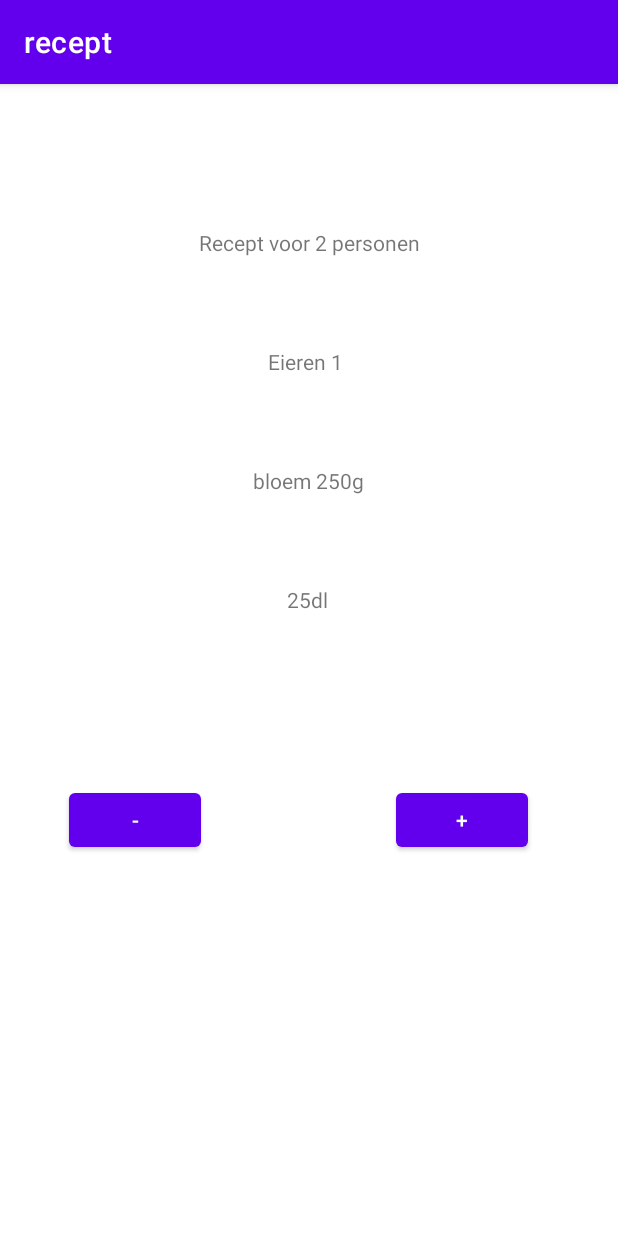
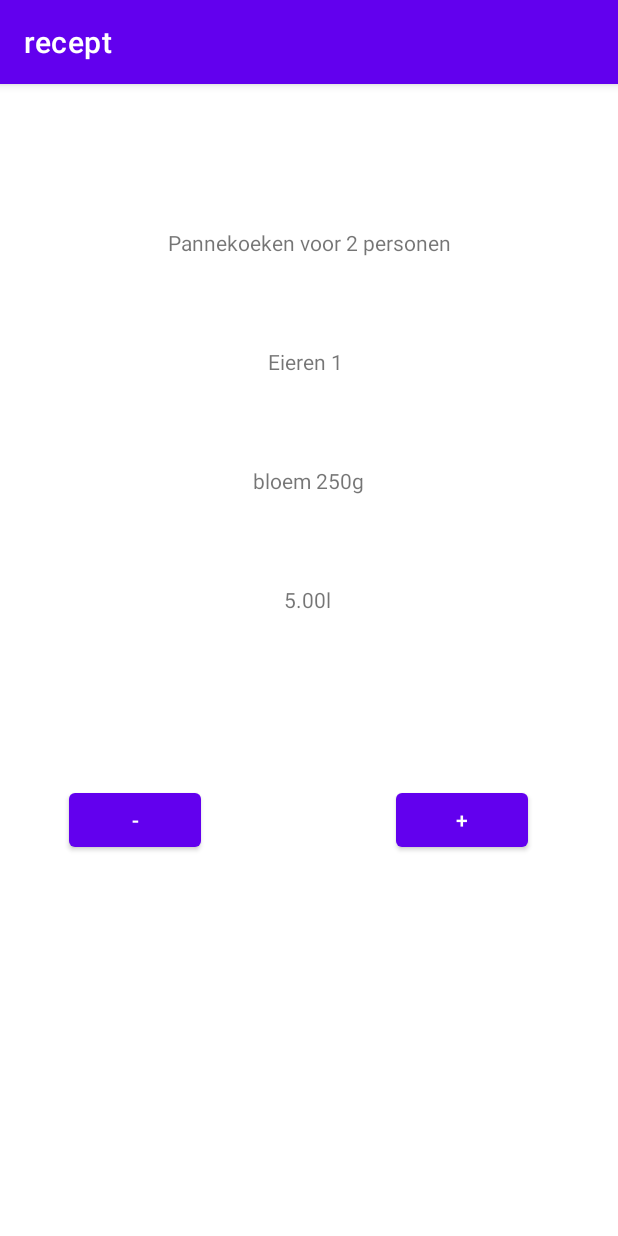
Before and after one commit to SeppeBe1/AndroidDevelopmentApp, an Android app: the screen it shows after launch (MainActivity), on a phone screen of 412 x 824 dp. Run offline under Robolectric (Android 15) with nearby library versions, the phone set to English and light mode, and no system bars.

Commit message:
fix formatting strings

```diff
--- a/Recept/app/src/main/java/com/example/recept/MainActivity.java
+++ b/Recept/app/src/main/java/com/example/recept/MainActivity.java
@@ -16,8 +16,8 @@ public class MainActivity extends AppCompatActivity {
     TextView ing3Tv;
 
     Integer ei = 1;
-    Integer bloem = 250;
-    Integer melk = 25;
+    double bloem = 250;
+    double melk = 50;
 
     Button minBtn;
     Button plusBtn;
@@ -41,7 +41,7 @@ public class MainActivity extends AppCompatActivity {
             persons-=2;
             ei--;
             bloem-=250;
-            melk-=25;
+            melk-=50;
             update();
 
         });
@@ -50,16 +50,20 @@ public class MainActivity extends AppCompatActivity {
             persons+=2;
             ei++;
             bloem+=250;
-            melk+=25;
+            melk+=50;
             update();
         });
     }
 
     void update(){
-        personsTv.setText(String.format("Recept voor %d personen", persons));
+        personsTv.setText(String.format("Pannekoeken voor %d personen", persons));
         ing1Tv.setText(String.format("Eieren %d ", ei));
-        ing2Tv.setText(String.format(" bloem %dg ", bloem));
-        ing3Tv.setText(String.format(" %ddl ", melk));
+        if(bloem >999){
+            ing2Tv.setText(String.format(" bloem %.2fkg ", bloem / 1000 ));
+        } else {
+            ing2Tv.setText(String.format(" bloem %.0fg ", bloem));
+        }
+        ing3Tv.setText(String.format(" %.2fl ", melk / 10));
 
         minBtn.setEnabled(persons > 0);
     }
```
